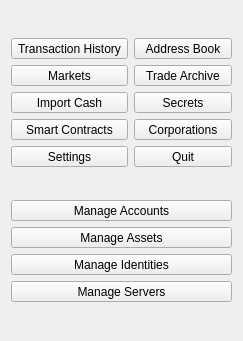
First picture: the form in src/gui/ui/dlgmenu.ui, repository Open-Transactions/Moneychanger, before the edit.
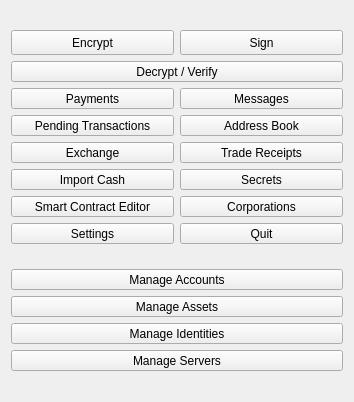
Second picture: the form after the edit.

Commit message: Finished first draft of payments screen.

Diff of the .ui file:
```diff
--- a/src/gui/ui/dlgmenu.ui
+++ b/src/gui/ui/dlgmenu.ui
@@ -6,8 +6,8 @@
    <rect>
     <x>0</x>
     <y>0</y>
-    <width>243</width>
-    <height>341</height>
+    <width>354</width>
+    <height>402</height>
    </rect>
   </property>
   <property name="windowTitle">
@@ -24,12 +24,89 @@
          <verstretch>0</verstretch>
         </sizepolicy>
        </property>
+       <property name="maximumSize">
+        <size>
+         <width>16777215</width>
+         <height>25</height>
+        </size>
+       </property>
        <property name="text">
-        <string>Transaction History</string>
+        <string>Encrypt</string>
        </property>
       </widget>
      </item>
      <item row="0" column="1">
+      <widget class="QToolButton" name="toolButton_sign">
+       <property name="sizePolicy">
+        <sizepolicy hsizetype="Expanding" vsizetype="Fixed">
+         <horstretch>0</horstretch>
+         <verstretch>0</verstretch>
+        </sizepolicy>
+       </property>
+       <property name="maximumSize">
+        <size>
+         <width>16777215</width>
+         <height>25</height>
+        </size>
+       </property>
+       <property name="text">
+        <string>Sign</string>
+       </property>
+      </widget>
+     </item>
+     <item row="1" column="0" colspan="2">
+      <widget class="QToolButton" name="toolButton_decrypt">
+       <property name="sizePolicy">
+        <sizepolicy hsizetype="Expanding" vsizetype="Fixed">
+         <horstretch>0</horstretch>
+         <verstretch>0</verstretch>
+        </sizepolicy>
+       </property>
+       <property name="text">
+        <string>Decrypt / Verify</string>
+       </property>
+      </widget>
+     </item>
+     <item row="2" column="0">
+      <widget class="QToolButton" name="toolButton_payments">
+       <property name="sizePolicy">
+        <sizepolicy hsizetype="Expanding" vsizetype="Fixed">
+         <horstretch>0</horstretch>
+         <verstretch>0</verstretch>
+        </sizepolicy>
+       </property>
+       <property name="text">
+        <string>Payments</string>
+       </property>
+      </widget>
+     </item>
+     <item row="2" column="1">
+      <widget class="QToolButton" name="toolButton_messages">
+       <property name="sizePolicy">
+        <sizepolicy hsizetype="Expanding" vsizetype="Fixed">
+         <horstretch>0</horstretch>
+         <verstretch>0</verstretch>
+        </sizepolicy>
+       </property>
+       <property name="text">
+        <string>Messages</string>
+       </property>
+      </widget>
+     </item>
+     <item row="3" column="0">
+      <widget class="QToolButton" name="toolButton_pending">
+       <property name="sizePolicy">
+        <sizepolicy hsizetype="Expanding" vsizetype="Fixed">
+         <horstretch>0</horstretch>
+         <verstretch>0</verstretch>
+        </sizepolicy>
+       </property>
+       <property name="text">
+        <string>Pending Transactions</string>
+       </property>
+      </widget>
+     </item>
+     <item row="3" column="1">
       <widget class="QToolButton" name="toolButton_contacts">
        <property name="sizePolicy">
         <sizepolicy hsizetype="Expanding" vsizetype="Fixed">
@@ -42,7 +119,7 @@
        </property>
       </widget>
      </item>
-     <item row="1" column="0">
+     <item row="4" column="0">
       <widget class="QToolButton" name="toolButton_markets">
        <property name="sizePolicy">
         <sizepolicy hsizetype="Expanding" vsizetype="Fixed">
@@ -51,11 +128,11 @@
         </sizepolicy>
        </property>
        <property name="text">
-        <string>Markets</string>
+        <string>Exchange</string>
        </property>
       </widget>
      </item>
-     <item row="1" column="1">
+     <item row="4" column="1">
       <widget class="QToolButton" name="toolButton_trade_archive">
        <property name="sizePolicy">
         <sizepolicy hsizetype="Expanding" vsizetype="Fixed">
@@ -64,11 +141,11 @@
         </sizepolicy>
        </property>
        <property name="text">
-        <string>Trade Archive</string>
+        <string>Trade Receipts</string>
        </property>
       </widget>
      </item>
-     <item row="2" column="0">
+     <item row="5" column="0">
       <widget class="QToolButton" name="toolButton_importCash">
        <property name="sizePolicy">
         <sizepolicy hsizetype="Expanding" vsizetype="Fixed">
@@ -81,7 +158,7 @@
        </property>
       </widget>
      </item>
-     <item row="2" column="1">
+     <item row="5" column="1">
       <widget class="QToolButton" name="toolButton_secrets">
        <property name="sizePolicy">
         <sizepolicy hsizetype="Expanding" vsizetype="Fixed">
@@ -94,7 +171,7 @@
        </property>
       </widget>
      </item>
-     <item row="3" column="0">
+     <item row="6" column="0">
       <widget class="QToolButton" name="toolButton_smartContracts">
        <property name="sizePolicy">
         <sizepolicy hsizetype="Expanding" vsizetype="Fixed">
@@ -103,11 +180,11 @@
         </sizepolicy>
        </property>
        <property name="text">
-        <string>Smart Contracts</string>
+        <string>Smart Contract Editor</string>
        </property>
       </widget>
      </item>
-     <item row="3" column="1">
+     <item row="6" column="1">
       <widget class="QToolButton" name="toolButton_Corporations">
        <property name="sizePolicy">
         <sizepolicy hsizetype="Expanding" vsizetype="Fixed">
@@ -120,7 +197,7 @@
        </property>
       </widget>
      </item>
-     <item row="4" column="0">
+     <item row="7" column="0">
       <widget class="QToolButton" name="toolButton_settings">
        <property name="sizePolicy">
         <sizepolicy hsizetype="Expanding" vsizetype="Fixed">
@@ -133,7 +210,7 @@
        </property>
       </widget>
      </item>
-     <item row="4" column="1">
+     <item row="7" column="1">
       <widget class="QToolButton" name="toolButton_quit">
        <property name="sizePolicy">
         <sizepolicy hsizetype="Expanding" vsizetype="Fixed">
```
Left out of the diff: 2 changed lines with no effect on the pictures. The commit also changes 21 other files.
